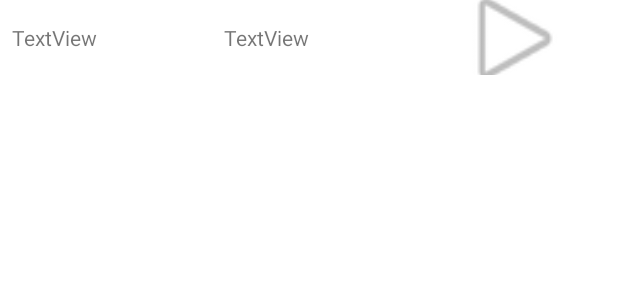
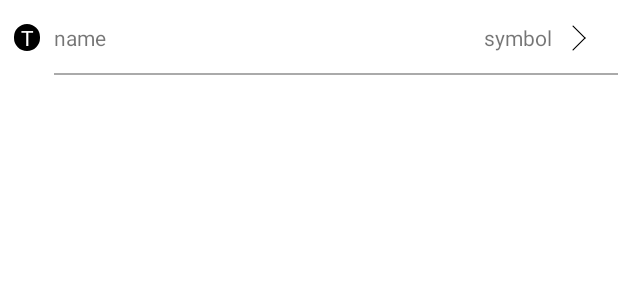
Before and after one commit to mitmak777/RoomAndCoroutineSample, an Android app: the layout item_crypto.xml on its own in the app's theme, with its tools: preview values and no code run, on a phone screen of 412 x 824 dp. Shown: the top 300 px of the screen. Run offline under Robolectric (Android 15) with nearby library versions, the phone set to English and light mode, and no system bars.

```diff
--- /dev/null
+++ b/app/src/main/res/drawable/arrow.xml
@@ -0,0 +1,37 @@
+<?xml version="1.0" encoding="utf-8"?>
+<layer-list xmlns:android="http://schemas.android.com/apk/res/android" >
+    <item>
+        <shape>
+            <solid android:color="@android:color/transparent"/>
+            <size android:width="2dp" android:height="50dp"/>
+        </shape>
+    </item>
+
+    <item android:bottom="20dp">
+        <rotate
+            android:fromDegrees="-45"
+            android:toDegrees="45">
+            <shape android:shape="rectangle">
+                <solid android:color="@android:color/black"/>
+                <corners
+                    android:radius="1dp"
+                    android:bottomRightRadius="0dp"
+                    android:bottomLeftRadius="0dp"/>
+            </shape>
+        </rotate>
+    </item>
+
+    <item android:top="20dp">
+        <rotate
+            android:fromDegrees="45"
+            android:toDegrees="45">
+            <shape android:shape="rectangle">
+                <solid android:color="@android:color/black"/>
+                <corners
+                    android:radius="1dp"
+                    android:topRightRadius="0dp"
+                    android:topLeftRadius="0dp"/>
+            </shape>
+        </rotate>
+    </item>
+</layer-list>
--- /dev/null
+++ b/app/src/main/res/drawable/rounded_corner.xml
@@ -0,0 +1,16 @@
+<?xml version="1.0" encoding="utf-8"?>
+<shape xmlns:android="http://schemas.android.com/apk/res/android" >
+    <stroke
+        android:width="1dp"
+        android:color="#fff" />
+
+    <solid android:color="#000" />
+
+    <padding
+        android:left="1dp"
+        android:right="1dp"
+        android:bottom="1dp"
+        android:top="1dp" />
+
+    <corners android:radius="10dp" />
+</shape>
--- a/app/src/main/res/layout/item_crypto.xml
+++ b/app/src/main/res/layout/item_crypto.xml
@@ -6,39 +6,76 @@
     android:layout_height="50dp">
 
     <TextView
-        android:id="@+id/tv_symbol"
-        android:layout_width="wrap_content"
+        android:id="@+id/tv_id"
+        android:layout_width="20dp"
         android:layout_height="wrap_content"
         android:layout_marginStart="8dp"
         android:layout_marginLeft="8dp"
-        android:text="TextView"
+        android:background="@drawable/rounded_corner"
+        tools:text="T"
+        android:textAlignment="center"
+        android:gravity="center_horizontal"
+        android:textColor="@color/white"
         app:layout_constraintBottom_toBottomOf="parent"
         app:layout_constraintStart_toStartOf="parent"
-        app:layout_constraintTop_toTopOf="parent" />
+        app:layout_constraintTop_toTopOf="parent"
+        app:layout_constraintVertical_bias="0.5"
+         />
 
     <TextView
         android:id="@+id/tv_name"
-        android:layout_width="wrap_content"
+        android:layout_width="0dp"
         android:layout_height="wrap_content"
         android:layout_marginStart="8dp"
         android:layout_marginLeft="8dp"
         android:layout_marginEnd="8dp"
         android:layout_marginRight="8dp"
-        android:text="TextView"
+        android:gravity="start"
+        tools:text="name"
+        app:layout_constraintBottom_toBottomOf="parent"
+        app:layout_constraintEnd_toStartOf="@+id/barrier"
+        app:layout_constraintStart_toEndOf="@+id/tv_id"
+        app:layout_constraintTop_toTopOf="parent"
+        app:layout_constraintVertical_bias="0.5" />
+
+    <TextView
+        android:id="@+id/tv_symbol"
+        android:layout_width="wrap_content"
+        android:layout_height="wrap_content"
+        android:layout_marginEnd="8dp"
+        android:layout_marginRight="8dp"
+        tools:text="symbol"
         app:layout_constraintBottom_toBottomOf="parent"
         app:layout_constraintEnd_toStartOf="@+id/imageView"
-        app:layout_constraintHorizontal_bias="0.5"
-        app:layout_constraintStart_toEndOf="@+id/tv_symbol"
+        app:layout_constraintVertical_bias="0.5"
         app:layout_constraintTop_toTopOf="parent" />
 
     <ImageView
         android:id="@+id/imageView"
-        android:layout_width="105dp"
-        android:layout_height="79dp"
+        android:layout_width="20dp"
+        android:layout_height="20dp"
         android:layout_marginEnd="16dp"
         android:layout_marginRight="16dp"
         app:layout_constraintBottom_toBottomOf="parent"
         app:layout_constraintEnd_toEndOf="parent"
         app:layout_constraintTop_toTopOf="parent"
-        app:srcCompat="@android:drawable/ic_media_play" />
+        app:layout_constraintVertical_bias="0.5"
+        app:srcCompat="@drawable/arrow" />
+
+    <androidx.constraintlayout.widget.Barrier
+        android:id="@+id/barrier"
+        android:layout_width="wrap_content"
+        android:layout_height="wrap_content"
+        app:barrierDirection="start"
+        app:constraint_referenced_ids="tv_symbol"
+        tools:layout_editor_absoluteX="309dp" />
+
+    <View
+        android:layout_width="0dp"
+        android:layout_height="1dp"
+        android:background="@android:color/darker_gray"
+        app:layout_constraintBottom_toBottomOf="parent"
+        app:layout_constraintEnd_toEndOf="parent"
+        app:layout_constraintStart_toStartOf="@+id/tv_name" />
+
 </androidx.constraintlayout.widget.ConstraintLayout>
```
Also changed, not shown: app/src/main/java/com/example/myapplication/MainActivity.kt (+13 -1 lines), app/src/main/java/com/example/myapplication/data/CurrencyDatabase.kt (+35 -13 lines), app/src/main/java/com/example/myapplication/ui/main/CryptoAdapter.kt (+35 -10 lines), app/src/main/java/com/example/myapplication/ui/main/MainFragment.kt (+16 -1 lines), app/src/main/java/com/example/myapplication/ui/main/MainViewModel.kt (+49 -25 lines), app/src/main/res/menu/menu_main.xml (+4 -4 lines).
